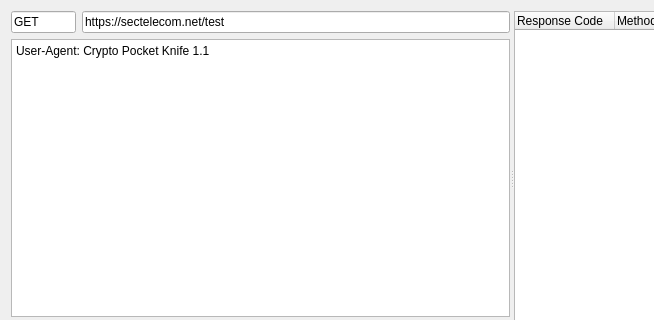
This is ui/Web/UiHttpWebRequests.ui in caffedrine/CryptoPocketKnife as Qt 5 draws it before an edit; both pictures show x 0 to 654 and y 0 to 320 of the 1024 by 731 pixel window. The edited form follows.
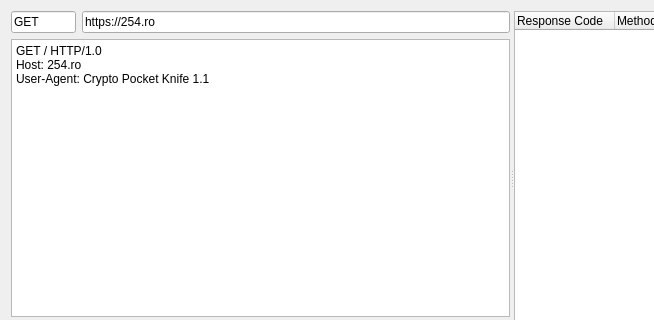
This is the edited form.

Commit message: Implement HTTP response parser Add uri parser lib

Diff of the .ui file:
```diff
--- a/ui/Web/UiHttpWebRequests.ui
+++ b/ui/Web/UiHttpWebRequests.ui
@@ -25,21 +25,6 @@
       </property>
       <widget class="QWidget" name="layoutWidget">
        <layout class="QGridLayout" name="gridLayout_ComposerGroup">
-        <item row="1" column="0" colspan="2">
-         <widget class="QSplitter" name="splitter_ComposerRequestAndData">
-          <property name="orientation">
-           <enum>Qt::Vertical</enum>
-          </property>
-          <widget class="QPlainTextEdit" name="plainTextEdit_ComposerRawHeaders">
-           <property name="plainText">
-            <string>User-Agent: Crypto Pocket Knife 1.1</string>
-           </property>
-           <property name="placeholderText">
-            <string>GET /index.php HTTP/1.1</string>
-           </property>
-          </widget>
-         </widget>
-        </item>
         <item row="2" column="0" colspan="2">
          <widget class="QPushButton" name="pushButton_Composer_Submit">
           <property name="sizePolicy">
@@ -74,7 +59,7 @@
            </size>
           </property>
           <property name="text">
-           <string>https://sectelecom.net/test</string>
+           <string>https://254.ro</string>
           </property>
           <property name="dragEnabled">
            <bool>true</bool>
@@ -100,6 +85,27 @@
           </property>
          </widget>
         </item>
+        <item row="1" column="0" colspan="2">
+         <widget class="QSplitter" name="splitter_ComposerRequestAndData">
+          <property name="orientation">
+           <enum>Qt::Vertical</enum>
+          </property>
+          <widget class="QTextEdit" name="textEdit_ComposerRAW">
+           <property name="html">
+            <string>&lt;!DOCTYPE HTML PUBLIC &quot;-//W3C//DTD HTML 4.0//EN&quot; &quot;http://www.w3.org/TR/REC-html40/strict.dtd&quot;&gt;
+&lt;html&gt;&lt;head&gt;&lt;meta name=&quot;qrichtext&quot; content=&quot;1&quot; /&gt;&lt;meta charset=&quot;utf-8&quot; /&gt;&lt;style type=&quot;text/css&quot;&gt;
+p, li { white-space: pre-wrap; }
+hr { height: 1px; border-width: 0; }
+&lt;/style&gt;&lt;/head&gt;&lt;body style=&quot; font-family:'Segoe UI'; font-size:9pt; font-weight:400; font-style:normal;&quot;&gt;
+&lt;p style=&quot; margin-top:0px; margin-bottom:0px; margin-left:0px; margin-right:0px; -qt-block-indent:0; text-indent:0px;&quot;&gt;GET / HTTP/1.0&lt;/p&gt;
+&lt;p style=&quot; margin-top:0px; margin-bottom:0px; margin-left:0px; margin-right:0px; -qt-block-indent:0; text-indent:0px;&quot;&gt;Host: 254.ro&lt;/p&gt;
+&lt;p style=&quot; margin-top:0px; margin-bottom:0px; margin-left:0px; margin-right:0px; -qt-block-indent:0; text-indent:0px;&quot;&gt;User-Agent: Crypto Pocket Knife 1.1&lt;/p&gt;
+&lt;p style=&quot;-qt-paragraph-type:empty; margin-top:0px; margin-bottom:0px; margin-left:0px; margin-right:0px; -qt-block-indent:0; text-indent:0px;&quot;&gt;&lt;br /&gt;&lt;/p&gt;
+&lt;p style=&quot;-qt-paragraph-type:empty; margin-top:0px; margin-bottom:0px; margin-left:0px; margin-right:0px; -qt-block-indent:0; text-indent:0px;&quot;&gt;&lt;br /&gt;&lt;/p&gt;&lt;/body&gt;&lt;/html&gt;</string>
+           </property>
+          </widget>
+         </widget>
+        </item>
        </layout>
       </widget>
       <widget class="QWidget" name="formLayoutWidget">
```
The commit also changes 39 other files.
